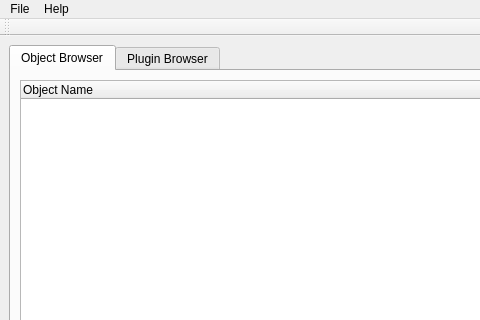
pengwg/vurtigo, file rtUI/rtMainWindow.ui: the form before one commit; both pictures show x 0 to 480 and y 0 to 320 of the 800 by 600 pixel window.
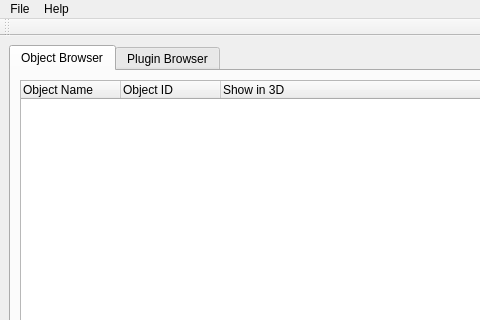
The form after the commit.

Commit message:
BugID:644 Analysis:Added the Label object to the object list in the GUI.
Resolution:

Reviewed by:

```diff
--- a/rtUI/rtMainWindow.ui
+++ b/rtUI/rtMainWindow.ui
@@ -36,6 +36,16 @@
              <string>Object Name</string>
             </property>
            </column>
+           <column>
+            <property name="text">
+             <string>Object ID</string>
+            </property>
+           </column>
+           <column>
+            <property name="text">
+             <string>Show in 3D</string>
+            </property>
+           </column>
           </widget>
          </item>
          <item>
```
The commit also changes 13 other files.
